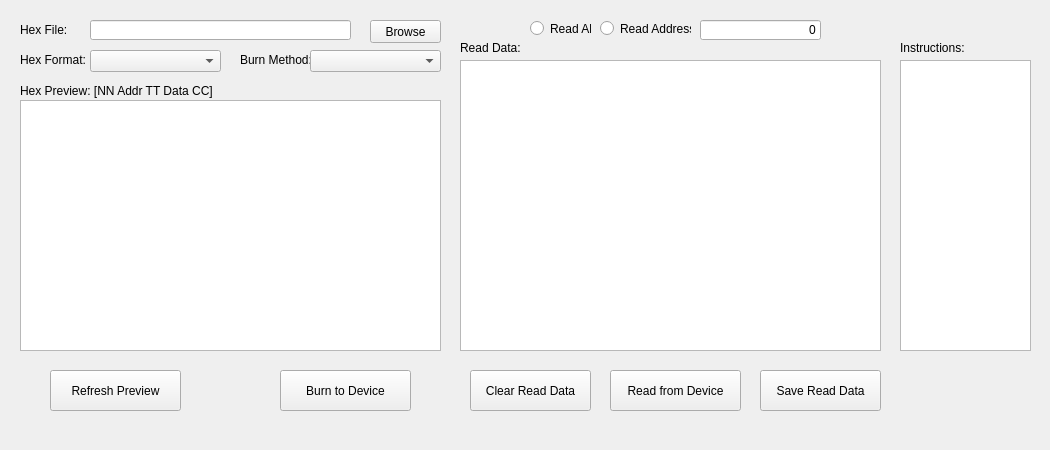
Old version of the form src/user-interfaces/gui-programmer.ui in the repository Donn13Darko/uC_Interfacer.
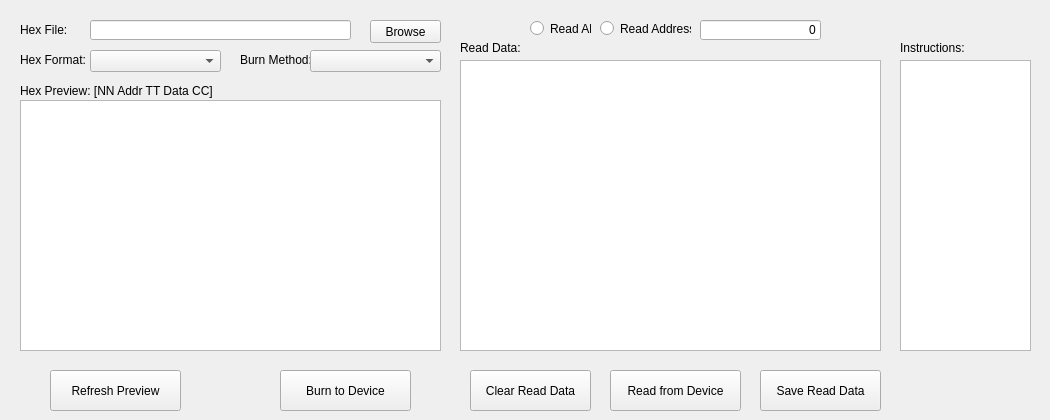
New version of the form.

What changed in the file:
```diff
--- a/src/user-interfaces/gui-programmer.ui
+++ b/src/user-interfaces/gui-programmer.ui
@@ -7,7 +7,7 @@
     <x>0</x>
     <y>0</y>
     <width>1050</width>
-    <height>450</height>
+    <height>420</height>
    </rect>
   </property>
   <property name="windowTitle">
```
